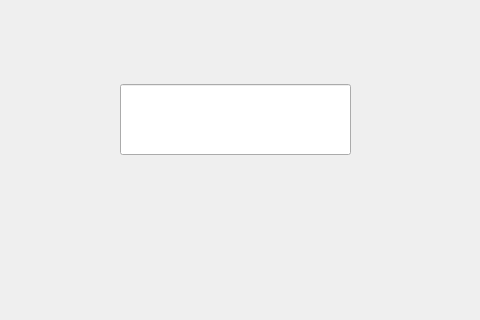
This is mytcpserver/mainwindow.ui in evkuz/qt_linux as Qt 5 draws it before an edit; both pictures show x 0 to 480 and y 0 to 320 of the 800 by 600 pixel window. The edited form follows.
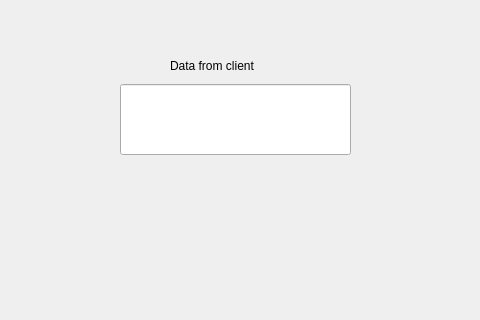
This is the edited form.

```diff
--- a/mytcpserver/mainwindow.ui
+++ b/mytcpserver/mainwindow.ui
@@ -29,6 +29,19 @@
      </font>
     </property>
    </widget>
+   <widget class="QLabel" name="label">
+    <property name="geometry">
+     <rect>
+      <x>170</x>
+      <y>50</y>
+      <width>121</width>
+      <height>31</height>
+     </rect>
+    </property>
+    <property name="text">
+     <string>Data from client</string>
+    </property>
+   </widget>
   </widget>
   <widget class="QMenuBar" name="menubar">
    <property name="geometry">
```
Left out of the diff: 2 changed lines with no effect on the pictures.
